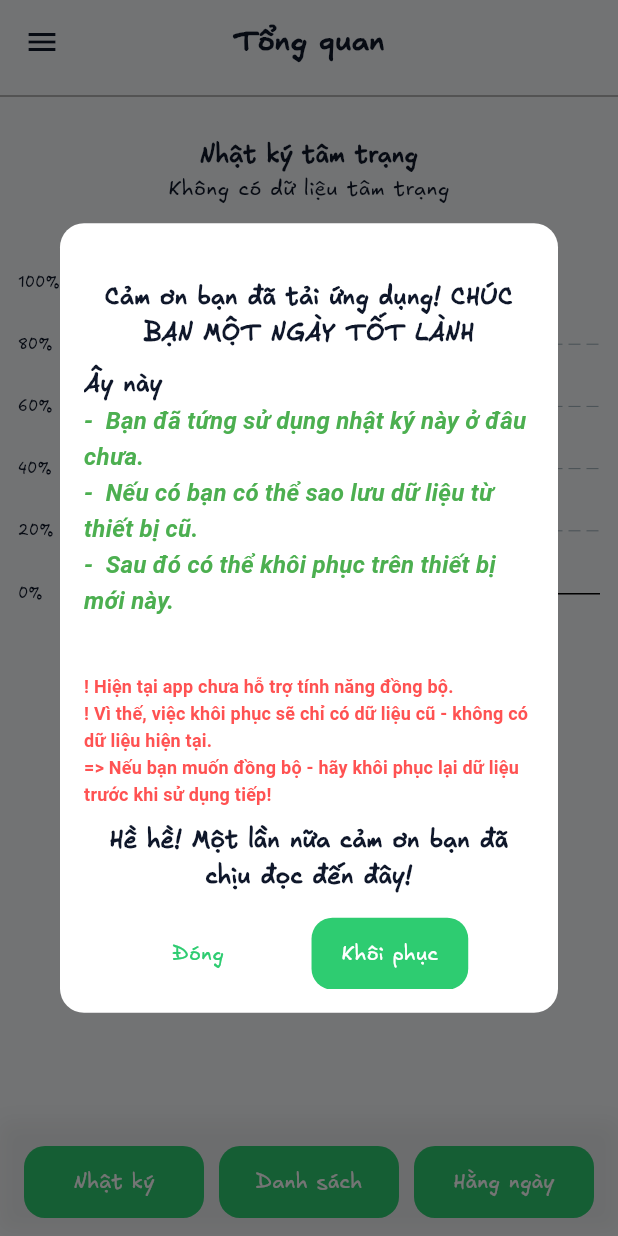
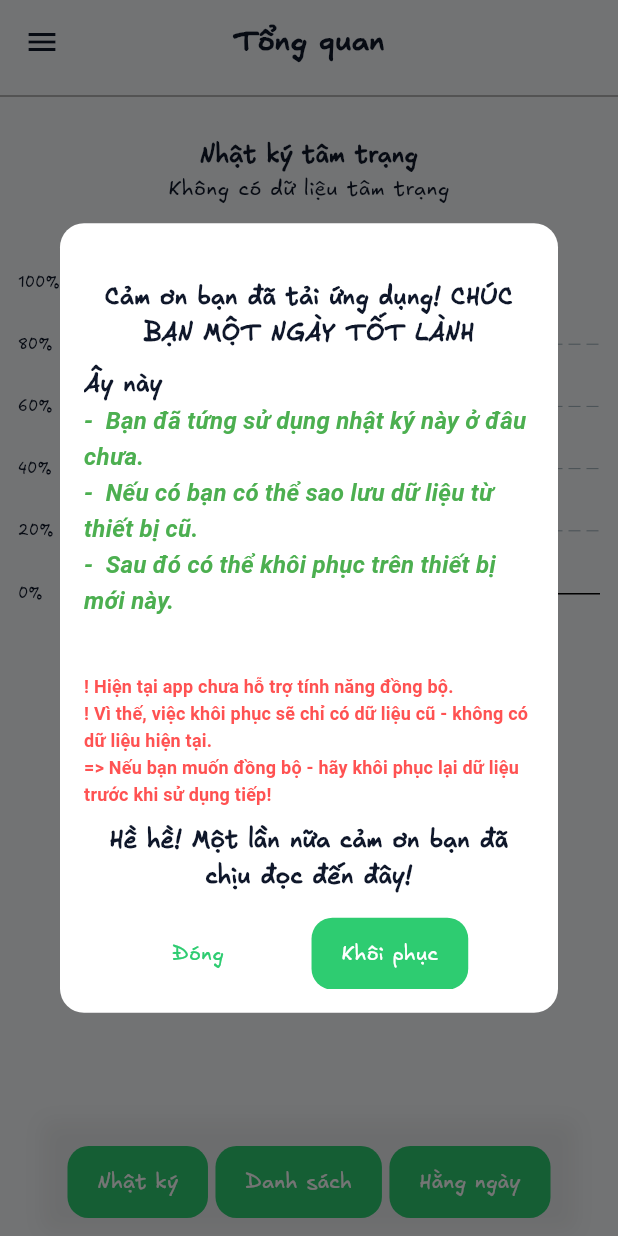
Before and after one commit to LeTienIT/flutter_a_new_day, a Flutter app: the screen it shows after launch, scrolled down 140 dp, on a phone screen of 412 x 824 dp. Run offline on Flutter 3.47's test engine with Material 3 defaults, Android fonts, the phone set to English and light mode, and no system bars; drawn by our look-alikes of fl_chart; our stand-ins replace audioplayers, chewie, drift, file_picker, flutter_cache_manager, flutter_colorpicker and 13 more; missing offline and left inert: flutter_sound, image_gallery_saver_plus, page_flip, video_thumbnail; accounts and stored records are empty; generated files the repository leaves out were written again.

Commit message:
fix bottom button ui dasboard

```diff
--- a/lib/features/dashboard/dashboard_screen.dart
+++ b/lib/features/dashboard/dashboard_screen.dart
@@ -102,61 +102,68 @@ class _DashboardScreen extends ConsumerState<DashboardScreen>{
                             )
                           ],
                         ),
+                        child: SingleChildScrollView(
+                          scrollDirection: Axis.horizontal,
                           child: Row(
                             children: [
-                            Expanded(
-                              child: ElevatedButton(
-                                onPressed: () async{
+                              ElevatedButton(
+                                onPressed: () async {
                                   final lockMood = await AppSecurityStorage.isMoodLockEnabled();
-                                  if(lockMood && !AppSecurityStorage.hasUnlockedMoodOnce)
-                                  {
+                                  if (lockMood && !AppSecurityStorage.hasUnlockedMoodOnce) {
                                     final unLocked = await Navigator.push<bool>(
                                       context,
-                                      MaterialPageRoute(builder: (_) => PinAuthScreen(type: AuthType.mood)),
+                                      MaterialPageRoute(
+                                          builder: (_) => PinAuthScreen(type: AuthType.mood)),
                                     );
-                                    if(unLocked == true){
-                                      Navigator.pushNamedAndRemoveUntil(context, '/mood-home', (router) => false);
+                                    if (unLocked == true) {
+                                      Navigator.pushNamedAndRemoveUntil(
+                                          context, '/mood-home', (router) => false);
                                     }
-                                  }
-                                  else{
-                                    Navigator.pushNamedAndRemoveUntil(context, '/mood-home', (router) => false);
+                                  } else {
+                                    Navigator.pushNamedAndRemoveUntil(
+                                        context, '/mood-home', (router) => false);
                                   }
                                 },
-                                child: const Text("Nhật ký", textAlign: TextAlign.center,),
+                                child: const Center(
+                                  child: Text("Nhật ký", textAlign: TextAlign.center),
                                 ),
                               ),
-                            const SizedBox(width: 10),
-                            Expanded(
-                              child: ElevatedButton(
+                              const SizedBox(width: 5),
+                              ElevatedButton(
                                 onPressed: () async {
                                   final lockMood = await AppSecurityStorage.isMoodLockEnabled();
-                                  if(lockMood && !AppSecurityStorage.hasUnlockedMoodOnce)
-                                  {
+                                  if (lockMood && !AppSecurityStorage.hasUnlockedMoodOnce) {
                                     final unLocked = await Navigator.push<bool>(
                                       context,
-                                      MaterialPageRoute(builder: (_) => PinAuthScreen(type: AuthType.mood)),
+                                      MaterialPageRoute(
+                                          builder: (_) => PinAuthScreen(type: AuthType.mood)),
                                     );
-                                    if(unLocked == true){
-                                      Navigator.pushNamedAndRemoveUntil(context, '/mood-list', (router) => false);
+                                    if (unLocked == true) {
+                                      Navigator.pushNamedAndRemoveUntil(
+                                          context, '/mood-list', (router) => false);
                                     }
-                                  }
-                                  else{
-                                    Navigator.pushNamedAndRemoveUntil(context, '/mood-list', (router) => false);
+                                  } else {
+                                    Navigator.pushNamedAndRemoveUntil(
+                                        context, '/mood-list', (router) => false);
                                   }
                                 },
-                                child: const Text("Danh sách", textAlign: TextAlign.center,),
+                                child: const Center(
+                                  child: Text("Danh sách", textAlign: TextAlign.center),
                                 ),
                               ),
-                            const SizedBox(width: 10),
-                            Expanded(
-                              child: ElevatedButton(
+                              const SizedBox(width: 5),
+
+                              ElevatedButton(
                                 onPressed: () {
-                                  Navigator.pushNamedAndRemoveUntil(context, '/habit-home', (route) => false);
+                                  Navigator.pushNamedAndRemoveUntil(
+                                      context, '/habit-home', (route) => false);
                                 },
-                                child: const Text("Hằng ngày", textAlign: TextAlign.center,),
+                                child: const Center(
+                                  child: Text("Hằng ngày", textAlign: TextAlign.center),
                                 ),
                               ),
                             ],
+                          ),
                         ),
                       ),
                     ],
```
Also changed, not shown: pubspec.lock. Lines whose indentation alone changed are shown as unchanged.
